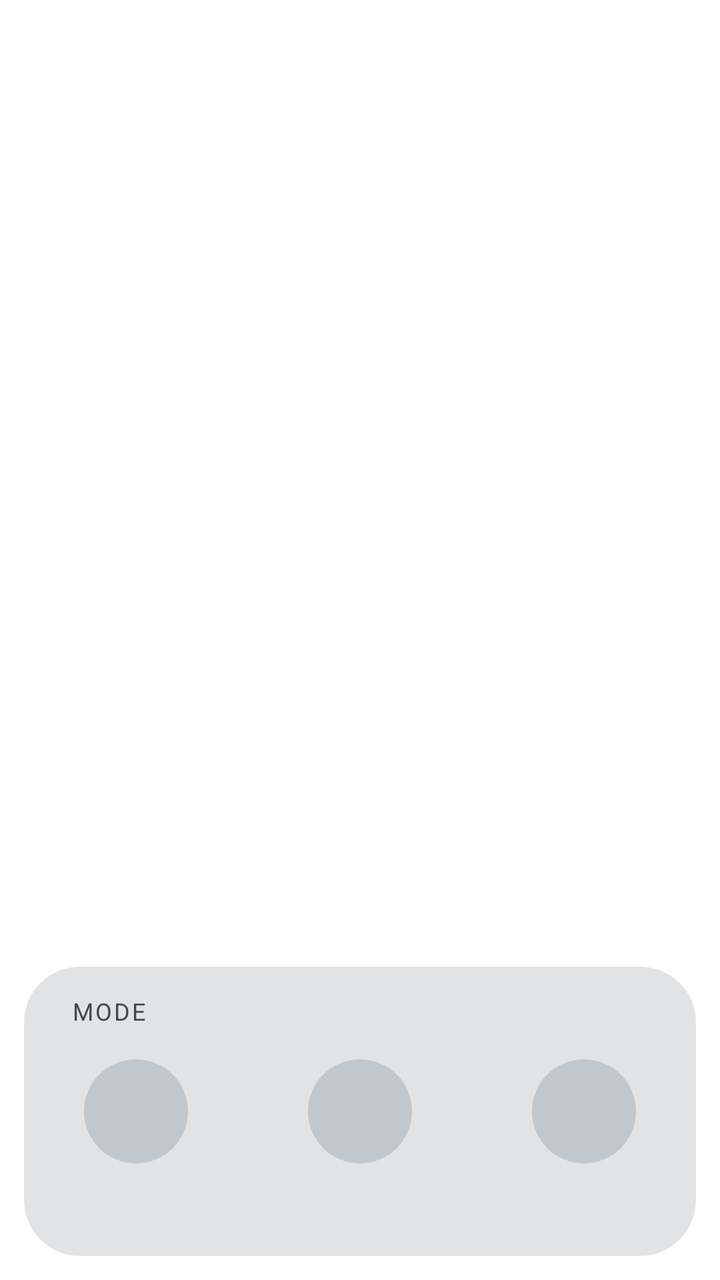
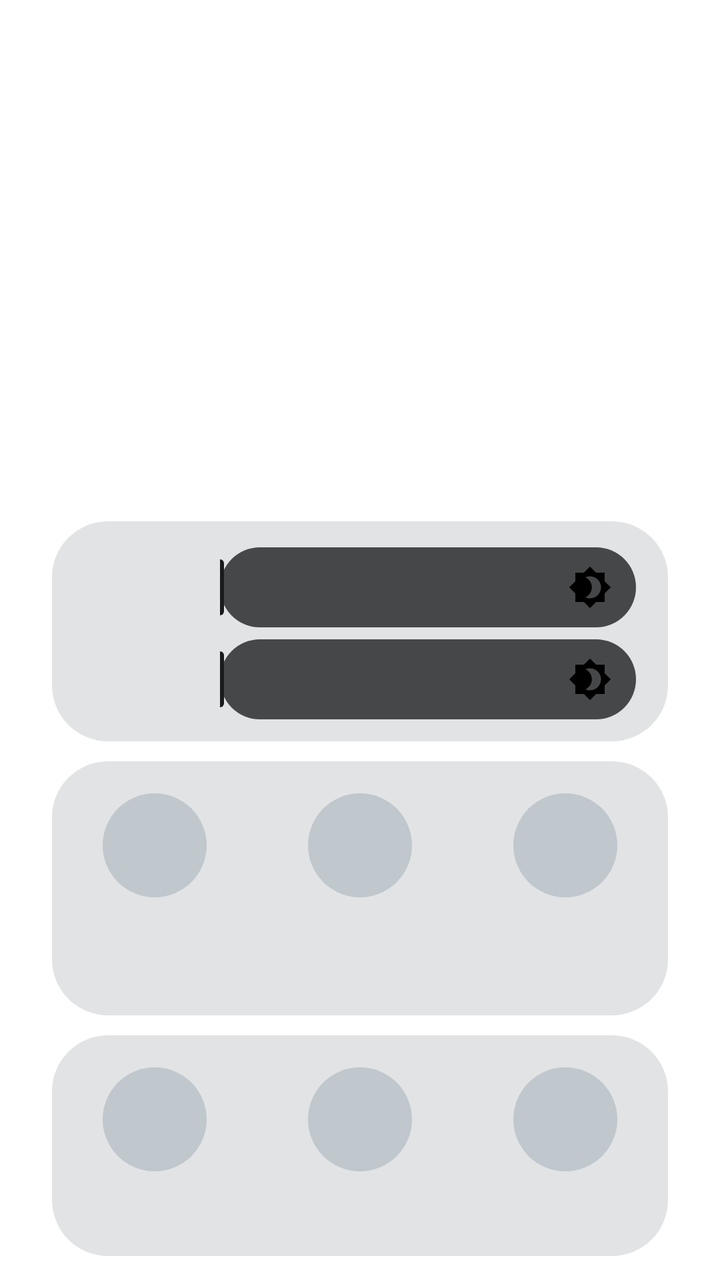

Screens rendered from an Android XML layout before and after an edit, with the pre-edit source and the edit as a unified diff.
<!-- AndroidManifest.xml: activity theme PanelTheme -->
<!-- res/layout/panel.xml -->
<?xml version="1.0" encoding="utf-8"?>
<FrameLayout xmlns:android="http://schemas.android.com/apk/res/android"
    android:layout_width="match_parent"
    android:layout_height="match_parent">

    <LinearLayout
        android:id="@+id/card"
        android:layout_width="match_parent"
        android:layout_height="wrap_content"
        android:layout_gravity="bottom"
        android:layout_margin="12dp"
        android:background="@drawable/panel_card"
        android:orientation="vertical"
        android:paddingTop="14dp"
        android:paddingBottom="16dp">

        <TextView
            android:layout_width="wrap_content"
            android:layout_height="wrap_content"
            android:layout_marginStart="24dp"
            android:layout_marginBottom="10dp"
            android:text="@string/mode_title"
            android:textColor="@color/panel_on_surface_dim"
            android:textSize="12sp"
            android:letterSpacing="0.08"
            android:textAllCaps="true" />

        <LinearLayout
            android:layout_width="match_parent"
            android:layout_height="wrap_content"
            android:orientation="horizontal"
            android:baselineAligned="false">

            <include layout="@layout/mode_item" android:id="@+id/mode_dual" />
            <include layout="@layout/mode_item" android:id="@+id/mode_top" />
            <include layout="@layout/mode_item" android:id="@+id/mode_bottom" />
        </LinearLayout>
    </LinearLayout>
</FrameLayout>
<!-- res/layout/mode_item.xml (included above) -->
<?xml version="1.0" encoding="utf-8"?>
<LinearLayout xmlns:android="http://schemas.android.com/apk/res/android"
    android:layout_width="0dp"
    android:layout_height="wrap_content"
    android:layout_weight="1"
    android:orientation="vertical"
    android:gravity="center_horizontal"
    android:clickable="true"
    android:focusable="true"
    android:paddingTop="6dp"
    android:paddingBottom="6dp"
    android:background="?android:attr/selectableItemBackgroundBorderless">

    <ImageView
        android:id="@+id/icon"
        android:layout_width="52dp"
        android:layout_height="52dp"
        android:background="@drawable/mode_circle"
        android:padding="13dp"
        android:tint="@color/mode_icon_tint"
        android:contentDescription="@null" />

    <TextView
        android:id="@+id/label"
        android:layout_width="wrap_content"
        android:layout_height="wrap_content"
        android:layout_marginTop="8dp"
        android:gravity="center"
        android:maxLines="2"
        android:textColor="@color/panel_on_surface"
        android:textSize="12sp" />
</LinearLayout>
<!-- resources referenced by this layout -->
<resources>
  <color name="panel_on_surface">@android:color/system_neutral1_900</color>
  <color name="panel_on_surface_dim">@android:color/system_neutral2_700</color>
  <!-- drawable mode_circle (drawable) -->
  <?xml version="1.0" encoding="utf-8"?>
  <selector xmlns:android="http://schemas.android.com/apk/res/android">
      <item android:state_selected="true">
          <shape android:shape="oval">
              <solid android:color="@color/panel_selected" />
          </shape>
      </item>
      <item>
          <shape android:shape="oval">
              <solid android:color="@color/panel_unselected" />
          </shape>
      </item>
  </selector>
  <!-- drawable panel_card (drawable) -->
  <?xml version="1.0" encoding="utf-8"?>
  <shape xmlns:android="http://schemas.android.com/apk/res/android" android:shape="rectangle">
      <solid android:color="@color/panel_card" />
      <corners android:radius="28dp" />
  </shape>
  <string name="mode_title">Mode</string>
  <style name="PanelTheme" parent="@android:style/Theme.DeviceDefault.Dialog">
          
          <item name="android:windowIsFloating">false</item>
          <item name="android:windowIsTranslucent">true</item>
          <item name="android:windowBackground">@android:color/transparent</item>
          <item name="android:windowContentOverlay">@null</item>
          <item name="android:windowNoTitle">true</item>
          <item name="android:windowCloseOnTouchOutside">true</item>
          <item name="android:backgroundDimEnabled">true</item>
          <item name="android:backgroundDimAmount">0.45</item>
          <item name="android:windowAnimationStyle">@android:style/Animation.InputMethod</item>
      </style>
  <color name="panel_selected">@android:color/system_accent1_600</color>
  <color name="panel_unselected">@android:color/system_neutral2_200</color>
  <color name="panel_card">@android:color/system_neutral1_100</color>
</resources>

<!-- the commit's change to res/layout/panel.xml (unified diff, before → after) -->
@@ -4,40 +4,127 @@
     android:layout_height="match_parent">
 
     <LinearLayout
-        android:id="@+id/card"
+        android:id="@+id/panel_root"
         android:layout_width="match_parent"
         android:layout_height="wrap_content"
         android:layout_gravity="bottom"
-        android:layout_margin="12dp"
-        android:background="@drawable/panel_card"
-        android:orientation="vertical"
-        android:paddingTop="14dp"
-        android:paddingBottom="16dp">
-
-        <TextView
-            android:layout_width="wrap_content"
+        android:layout_marginStart="26dp"
+        android:layout_marginEnd="26dp"
+        android:layout_marginBottom="12dp"
+        android:orientation="vertical">
+
+        <LinearLayout
+            android:id="@+id/card_bright"
+            android:layout_width="match_parent"
             android:layout_height="wrap_content"
-            android:layout_marginStart="24dp"
-            android:layout_marginBottom="10dp"
-            android:text="@string/mode_title"
-            android:textColor="@color/panel_on_surface_dim"
-            android:textSize="12sp"
-            android:letterSpacing="0.08"
-            android:textAllCaps="true" />
+            android:background="@drawable/panel_card"
+            android:orientation="vertical"
+            android:paddingTop="10dp"
+            android:paddingBottom="8dp">
+
+
+            <include layout="@layout/brightness_row" android:id="@+id/bright_top" />
+            <include layout="@layout/brightness_row" android:id="@+id/bright_bottom" />
+        </LinearLayout>
 
         <LinearLayout
+            android:id="@+id/card_quick"
             android:layout_width="match_parent"
             android:layout_height="wrap_content"
-            android:orientation="horizontal"
-            android:baselineAligned="false">
-
-            <include layout="@layout/mode_item" android:id="@+id/mode_dual" />
-            <include layout="@layout/mode_item" android:id="@+id/mode_top" />
-            <include layout="@layout/mode_item" android:id="@+id/mode_bottom" />
+            android:layout_marginTop="10dp"
+            android:background="@drawable/panel_card"
+            android:orientation="vertical"
+            android:paddingTop="10dp"
+            android:paddingBottom="12dp">
+
+
+            <LinearLayout
+                android:layout_width="match_parent"
+                android:layout_height="wrap_content"
+                android:orientation="horizontal"
+                android:baselineAligned="false">
+
+                <include layout="@layout/quick_item" android:id="@+id/quick_fan" />
+                <include layout="@layout/quick_item" android:id="@+id/quick_stick" />
+                <include layout="@layout/quick_item" android:id="@+id/quick_move" />
+            </LinearLayout>
         </LinearLayout>
+        <LinearLayout
+            android:id="@+id/card"
+            android:layout_width="match_parent"
+            android:layout_height="wrap_content"
+            android:layout_marginTop="10dp"
+            android:background="@drawable/panel_card"
+            android:orientation="vertical"
+            android:paddingTop="10dp"
+            android:paddingBottom="12dp">
+
+
+            <LinearLayout
+                android:layout_width="match_parent"
+                android:layout_height="wrap_content"
+                android:orientation="horizontal"
+                android:baselineAligned="false">
+
+                <include layout="@layout/mode_item" android:id="@+id/mode_dual" />
+                <include layout="@layout/mode_item" android:id="@+id/mode_top" />
+                <include layout="@layout/mode_item" android:id="@+id/mode_bottom" />
+            </LinearLayout>
+        </LinearLayout>
+
     </LinearLayout>
 </FrameLayout>
-<!-- res/layout/mode_item.xml (included above) -->
+<!-- res/layout/brightness_row.xml (included above) -->
+<?xml version="1.0" encoding="utf-8"?>
+<LinearLayout xmlns:android="http://schemas.android.com/apk/res/android"
+    android:layout_width="match_parent"
+    android:layout_height="wrap_content"
+    android:orientation="horizontal"
+    android:gravity="center_vertical"
+    android:paddingStart="16dp"
+    android:paddingEnd="16dp"
+    android:paddingTop="3dp"
+    android:paddingBottom="3dp">
+
+    <TextView
+        android:id="@+id/bright_label"
+        android:layout_width="wrap_content"
+        android:layout_height="wrap_content"
+        android:minWidth="58dp"
+        android:textColor="@color/panel_on_surface_dim"
+        android:textSize="12sp" />
+
+    <FrameLayout
+        android:layout_width="0dp"
+        android:layout_height="wrap_content"
+        android:layout_weight="1"
+        android:layout_marginStart="10dp">
+
+        <SeekBar
+            android:id="@+id/bright_bar"
+            android:layout_width="match_parent"
+            android:layout_height="40dp"
+            android:minHeight="40dp"
+            android:maxHeight="40dp"
+            android:progressDrawable="@drawable/bright_track"
+            android:thumb="@drawable/bright_thumb"
+            android:splitTrack="false"
+            android:paddingStart="0dp"
+            android:paddingEnd="0dp"
+            android:thumbOffset="2dp"
+            android:max="100" />
+
+        <ImageView
+            android:id="@+id/bright_icon"
+            android:layout_width="22dp"
+            android:layout_height="22dp"
+            android:layout_gravity="end|center_vertical"
+            android:layout_marginEnd="12dp"
+            android:src="@drawable/ic_brightness"
+            android:contentDescription="@null" />
+    </FrameLayout>
+</LinearLayout>
+<!-- res/layout/quick_item.xml (included above) -->
 <?xml version="1.0" encoding="utf-8"?>
 <LinearLayout xmlns:android="http://schemas.android.com/apk/res/android"
     android:layout_width="0dp"
@@ -66,6 +153,49 @@
         android:layout_height="wrap_content"
         android:layout_marginTop="8dp"
         android:gravity="center"
+        android:maxLines="1"
+        android:textColor="@color/panel_on_surface"
+        android:textSize="12sp" />
+
+    <TextView
+        android:id="@+id/state"
+        android:layout_width="wrap_content"
+        android:layout_height="wrap_content"
+        android:layout_marginTop="2dp"
+        android:gravity="center"
+        android:maxLines="1"
+        android:textColor="@color/panel_on_surface_dim"
+        android:textSize="11sp" />
+</LinearLayout>
+<!-- res/layout/mode_item.xml (included above) -->
+<?xml version="1.0" encoding="utf-8"?>
+<LinearLayout xmlns:android="http://schemas.android.com/apk/res/android"
+    android:layout_width="0dp"
+    android:layout_height="wrap_content"
+    android:layout_weight="1"
+    android:orientation="vertical"
+    android:gravity="center_horizontal"
+    android:clickable="true"
+    android:focusable="true"
+    android:paddingTop="6dp"
+    android:paddingBottom="6dp"
+    android:background="?android:attr/selectableItemBackgroundBorderless">
+
+    <ImageView
+        android:id="@+id/icon"
+        android:layout_width="52dp"
+        android:layout_height="52dp"
+        android:background="@drawable/mode_circle"
+        android:padding="13dp"
+        android:tint="@color/mode_icon_tint"
+        android:contentDescription="@null" />
+
+    <TextView
+        android:id="@+id/label"
+        android:layout_width="wrap_content"
+        android:layout_height="wrap_content"
+        android:layout_marginTop="8dp"
+        android:gravity="center"
         android:maxLines="2"
         android:textColor="@color/panel_on_surface"
         android:textSize="12sp" />
<!-- resource entries referenced after the edit -->
@@ -2,6 +2,40 @@
 <resources>
   <color name="panel_on_surface">@android:color/system_neutral1_900</color>
   <color name="panel_on_surface_dim">@android:color/system_neutral2_700</color>
+  <!-- drawable bright_thumb (drawable) -->
+  <?xml version="1.0" encoding="utf-8"?>
+  <shape xmlns:android="http://schemas.android.com/apk/res/android"
+      android:shape="rectangle">
+      <solid android:color="@color/bright_thumb" />
+      <corners android:radius="2dp" />
+      <size android:width="4dp" android:height="28dp" />
+  </shape>
+  <!-- drawable bright_track (drawable) -->
+  <?xml version="1.0" encoding="utf-8"?>
+  <layer-list xmlns:android="http://schemas.android.com/apk/res/android">
+      <item android:id="@android:id/background">
+          <shape android:shape="rectangle">
+              <solid android:color="@color/bright_track_bg" />
+              <corners android:radius="20dp" />
+          </shape>
+      </item>
+      <item android:id="@android:id/progress">
+          <clip>
+              <shape android:shape="rectangle">
+                  <solid android:color="@color/bright_track_fill" />
+                  <corners android:radius="20dp" />
+              </shape>
+          </clip>
+      </item>
+  </layer-list>
+  <!-- drawable ic_brightness (drawable) -->
+  <?xml version="1.0" encoding="utf-8"?>
+  <vector xmlns:android="http://schemas.android.com/apk/res/android"
+      android:width="22dp" android:height="22dp"
+      android:viewportWidth="24" android:viewportHeight="24">
+      <path android:fillColor="#FF000000"
+          android:pathData="M20,8.69V4h-4.69L12,0.69L8.69,4H4v4.69L0.69,12L4,15.31V20h4.69L12,23.31L15.31,20H20v-4.69L23.31,12L20,8.69zM12,18c-0.89,0 -1.74,-0.2 -2.5,-0.55C11.56,16.5 13,14.42 13,12s-1.44,-4.5 -3.5,-5.45C10.26,6.2 11.11,6 12,6c3.31,0 6,2.69 6,6S15.31,18 12,18z" />
+  </vector>
   <!-- drawable mode_circle (drawable) -->
   <?xml version="1.0" encoding="utf-8"?>
   <selector xmlns:android="http://schemas.android.com/apk/res/android">
@@ -22,7 +56,6 @@
       <solid android:color="@color/panel_card" />
       <corners android:radius="28dp" />
   </shape>
-  <string name="mode_title">Mode</string>
   <style name="PanelTheme" parent="@android:style/Theme.DeviceDefault.Dialog">
           
           <item name="android:windowIsFloating">false</item>
@@ -35,6 +68,9 @@
           <item name="android:backgroundDimAmount">0.45</item>
           <item name="android:windowAnimationStyle">@android:style/Animation.InputMethod</item>
       </style>
+  <color name="bright_thumb">@android:color/system_neutral1_900</color>
+  <color name="bright_track_bg">@android:color/system_neutral1_700</color>
+  <color name="bright_track_fill">@android:color/system_accent1_100</color>
   <color name="panel_selected">@android:color/system_accent1_600</color>
   <color name="panel_unselected">@android:color/system_neutral2_200</color>
   <color name="panel_card">@android:color/system_neutral1_100</color>
